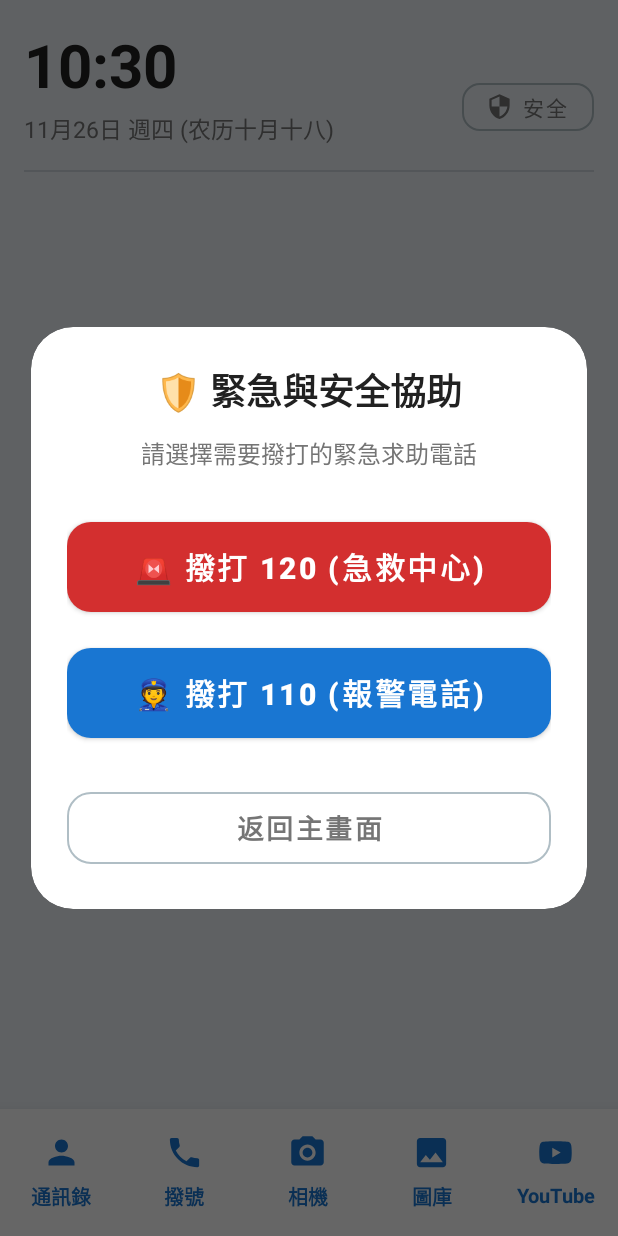
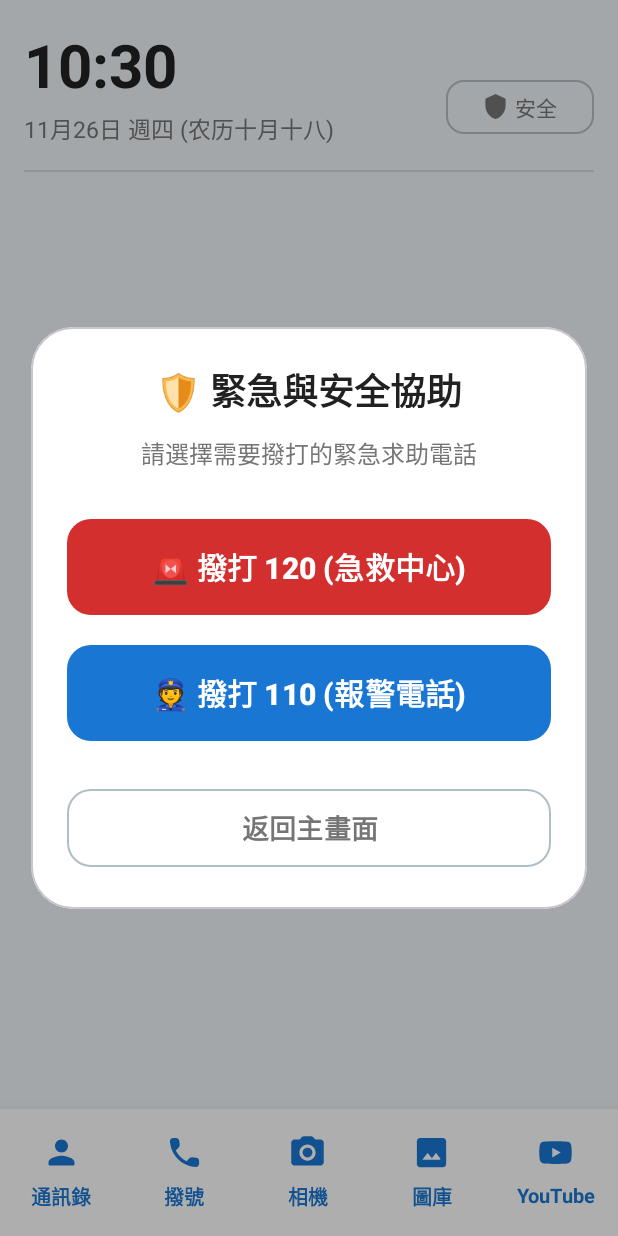
Before and after one commit to tanj299/SeniorLauncher, an Android app: the screen it shows after launch (MainActivity), after a tap on "安全", on a phone screen of 412 x 824 dp. Run offline under Robolectric (Android 15) with nearby library versions, the phone set to English and light mode, and no system bars; pictures from the network do not load.

Commit message:
style: upgrade to Material 3 theme and rounded vector icons

```diff
--- a/app/build.gradle.kts
+++ b/app/build.gradle.kts
@@ -32,5 +32,5 @@ android {
 dependencies {
     implementation("androidx.core:core-ktx:1.12.0")
     implementation("androidx.appcompat:appcompat:1.6.1")
-    implementation("com.google.android.material:material:1.11.0")
+    implementation("com.google.android.material:material:1.12.0")
 }
--- a/app/src/main/res/drawable/ic_dock_camera.xml
+++ b/app/src/main/res/drawable/ic_dock_camera.xml
@@ -1 +1,4 @@
-<vector xmlns:android="http://schemas.android.com/apk/res/android" android:width="28dp" android:height="28dp" android:viewportWidth="24" android:viewportHeight="24" android:tint="#1976D2"><path android:fillColor="@android:color/white" android:pathData="M4,4h3l2,-2h6l2,2h3c1.1,0 2,.9 2,2v12c0,1.1 -.9,2 -2,2H4c-1.1,0 -2,-.9 -2,-2V6c0,-1.1 .9,-2 2,-2zm8,3c-2.76,0 -5,2.24 -5,5s2.24,5 5,5 5,-2.24 5,-5 -2.24,-5 -5,-5zm0,8c-1.65,0 -3,-1.35 -3,-3s1.35,-3 3,-3 3,1.35 3,3 -1.35,3 -3,3z"/></vector>
+<vector xmlns:android="http://schemas.android.com/apk/res/android" android:width="26dp" android:height="26dp" android:viewportWidth="24" android:viewportHeight="24" android:tint="#1976D2">
+    <path android:fillColor="@android:color/white" android:pathData="M12,12m-3,0a3,3 0,1 1,6 0a3,3 0,1 1,-6 0"/>
+    <path android:fillColor="@android:color/white" android:pathData="M20,4h-3.17l-1.24,-1.35c-0.37,-0.41 -0.91,-0.65 -1.47,-0.65H9.88c-0.56,0 -1.1,0.24 -1.48,0.65L7.17,4H4c-1.1,0 -2,0.9 -2,2v12c0,1.1 0.9,2 2,2h16c1.1,0 2,-0.9 2,-2V6c0,-1.1 -0.9,-2 -2,-2zM12,17c-2.76,0 -5,-2.24 -5,-5s2.24,-5 5,-5 5,2.24 5,5 -2.24,5 -5,5z"/>
+</vector>
--- a/app/src/main/res/drawable/ic_dock_contacts.xml
+++ b/app/src/main/res/drawable/ic_dock_contacts.xml
@@ -1 +1,3 @@
-<vector xmlns:android="http://schemas.android.com/apk/res/android" android:width="28dp" android:height="28dp" android:viewportWidth="24" android:viewportHeight="24" android:tint="#1976D2"><path android:fillColor="@android:color/white" android:pathData="M12,12c2.21,0 4,-1.79 4,-4s-1.79,-4 -4,-4 -4,1.79 -4,4 1.79,4 4,4zM12,14c-2.67,0 -8,1.34 -8,4v2h16v-2c0,-2.66 -5.33,-4 -8,-4z"/></vector>
+<vector xmlns:android="http://schemas.android.com/apk/res/android" android:width="26dp" android:height="26dp" android:viewportWidth="24" android:viewportHeight="24" android:tint="#1976D2">
+    <path android:fillColor="@android:color/white" android:pathData="M12,12c2.21,0 4,-1.79 4,-4s-1.79,-4 -4,-4 -4,1.79 -4,4 1.79,4 4,4zM12,14c-2.67,0 -8,1.34 -8,4v1c0,0.55 0.45,1 1,1h14c0.55,0 1,-0.45 1,-1v-1c0,-2.66 -5.33,-4 -8,-4z"/>
+</vector>
--- a/app/src/main/res/drawable/ic_dock_gallery.xml
+++ b/app/src/main/res/drawable/ic_dock_gallery.xml
@@ -1 +1,3 @@
-<vector xmlns:android="http://schemas.android.com/apk/res/android" android:width="28dp" android:height="28dp" android:viewportWidth="24" android:viewportHeight="24" android:tint="#1976D2"><path android:fillColor="@android:color/white" android:pathData="M21,19V5c0,-1.1 -.9,-2 -2,-2H5c-1.1,0 -2,.9 -2,2v14c0,1.1 .9,2 2,2h14c1.1,0 2,-.9 2,-2zM8.5,13.5l2.5,3.01L14.5,12l4.5,6H5l3.5,-4.5z"/></vector>
+<vector xmlns:android="http://schemas.android.com/apk/res/android" android:width="26dp" android:height="26dp" android:viewportWidth="24" android:viewportHeight="24" android:tint="#1976D2">
+    <path android:fillColor="@android:color/white" android:pathData="M19,3H5c-1.1,0 -2,0.9 -2,2v14c0,1.1 0.9,2 2,2h14c1.1,0 2,-0.9 2,-2V5c0,-1.1 -0.9,-2 -2,-2zM6.6,16.2l2.63,-3.5c0.2,-0.27 0.6,-0.27 0.8,0L12.25,15.5l2.1,-2.79c0.2,-0.27 0.6,-0.27 0.8,0l2.25,3c0.25,0.33 0.01,0.8 -0.4,0.8H7c-0.41,0 -0.65,-0.47 -0.4,-0.8z"/>
+</vector>
--- a/app/src/main/res/drawable/ic_dock_phone.xml
+++ b/app/src/main/res/drawable/ic_dock_phone.xml
@@ -1 +1,3 @@
-<vector xmlns:android="http://schemas.android.com/apk/res/android" android:width="28dp" android:height="28dp" android:viewportWidth="24" android:viewportHeight="24" android:tint="#1976D2"><path android:fillColor="@android:color/white" android:pathData="M6.62,10.79c1.44,2.83 3.76,5.14 6.59,6.59l2.2,-2.2c.27,-.27 .67,-.36 1.02,-.24 1.12,.37 2.33,.57 3.57,.57 .55,0 1,.45 1,1V20c0,.55 -.45,1 -1,1 -9.39,0 -17,-7.61 -17,-17 0,-.55 .45,-1 1,-1h3.5c.55,0 1,.45 1,1 0,1.25 .2,2.45 .57,3.57 .11,.35 .03,.74 -.25,1.02l-2.2,2.2z"/></vector>
+<vector xmlns:android="http://schemas.android.com/apk/res/android" android:width="26dp" android:height="26dp" android:viewportWidth="24" android:viewportHeight="24" android:tint="#1976D2">
+    <path android:fillColor="@android:color/white" android:pathData="M19.23,15.26l-2.54,-0.29c-0.61,-0.07 -1.21,0.14 -1.64,0.57l-1.84,1.84c-2.83,-1.44 -5.15,-3.75 -6.59,-6.59l1.85,-1.85c0.43,-0.43 0.64,-1.03 0.57,-1.64l-0.29,-2.52c-0.12,-1.01 -0.97,-1.77 -1.99,-1.77H5.03c-1.13,0 -2.07,0.94 -2,2.07c0.53,8.54 7.36,15.36 15.89,15.89c1.13,0.07 2.07,-0.87 2.07,-2v-1.73c0.01,-1.01 -0.75,-1.86 -1.76,-1.98z"/>
+</vector>
--- a/app/src/main/res/drawable/ic_dock_youtube.xml
+++ b/app/src/main/res/drawable/ic_dock_youtube.xml
@@ -1 +1,3 @@
-<vector xmlns:android="http://schemas.android.com/apk/res/android" android:width="28dp" android:height="28dp" android:viewportWidth="24" android:viewportHeight="24" android:tint="#1976D2"><path android:fillColor="@android:color/white" android:pathData="M21.58,7.19c-0.23,-0.86 -0.91,-1.54 -1.77,-1.77C18.25,5 12,5 12,5s-6.25,0 -7.81,0.42c-0.86,0.23 -1.54,0.91 -1.77,1.77C2,8.75 2,12 2,12s0,3.25 0.42,4.81c0.23,0.86 0.91,1.54 1.77,1.77C5.75,19 12,19 12,19s6.25,0 7.81,-0.42c0.86,-0.23 1.54,-0.91 1.77,-1.77C22,15.25 22,12 22,12s0,-3.25 -0.42,-4.81zM10,15V9l5.2,3L10,15z"/></vector>
+<vector xmlns:android="http://schemas.android.com/apk/res/android" android:width="26dp" android:height="26dp" android:viewportWidth="24" android:viewportHeight="24" android:tint="#1976D2">
+    <path android:fillColor="@android:color/white" android:pathData="M21.58,7.19c-0.23,-0.86 -0.91,-1.54 -1.77,-1.77C18.25,5 12,5 12,5s-6.25,0 -7.81,0.42c-0.86,0.23 -1.54,0.91 -1.77,1.77C2,8.75 2,12 2,12s0,3.25 0.42,4.81c0.23,0.86 0.91,1.54 1.77,1.77C5.75,19 12,19 12,19s6.25,0 7.81,-0.42c0.86,-0.23 1.54,-0.91 1.77,-1.77C22,15.25 22,12 22,12s0,-3.25 -0.42,-4.81zM10,15V9l5.2,3L10,15z"/>
+</vector>
--- a/app/src/main/res/drawable/ic_shield.xml
+++ b/app/src/main/res/drawable/ic_shield.xml
@@ -1 +1,3 @@
-<vector xmlns:android="http://schemas.android.com/apk/res/android" android:width="18dp" android:height="18dp" android:viewportWidth="24" android:viewportHeight="24" android:tint="#757575"><path android:fillColor="@android:color/white" android:pathData="M12,1L3,5v6c0,5.55 3.84,10.74 9,12 5.16,-1.26 9,-6.45 9,-12V5l-9,-4zm0,10.99h7c-.53,4.12 -3.28,7.79 -7,8.94V12H5V6.3l7,-3.11v8.8z"/></vector>
+<vector xmlns:android="http://schemas.android.com/apk/res/android" android:width="18dp" android:height="18dp" android:viewportWidth="24" android:viewportHeight="24" android:tint="#546E7A">
+    <path android:fillColor="@android:color/white" android:pathData="M11.19,1.36l-7,3.11C3.47,4.79 3,5.51 3,6.3V11c0,5.55 3.84,10.74 9,12c5.16,-1.26 9,-6.45 9,-12V6.3c0,-0.79 -0.47,-1.51 -1.19,-1.83l-7,-3.11c-0.51,-0.23 -1.11,-0.23 -1.62,0z"/>
+</vector>
--- a/app/src/main/res/values/themes.xml
+++ b/app/src/main/res/values/themes.xml
@@ -1,13 +1,17 @@
 <?xml version="1.0" encoding="utf-8"?>
 <resources>
-    <style name="Theme.SeniorLauncher" parent="Theme.MaterialComponents.Light.NoActionBar">
+    <style name="Theme.SeniorLauncher" parent="Theme.Material3.Light.NoActionBar">
         <item name="colorPrimary">#1976D2</item>
         <item name="colorOnPrimary">#FFFFFF</item>
-        <item name="colorSecondary">#2E7D32</item>
+        <item name="colorPrimaryContainer">#D3E4FF</item>
+        <item name="colorOnPrimaryContainer">#001C38</item>
+        <item name="colorSecondary">#F57C00</item>
         <item name="colorOnSecondary">#FFFFFF</item>
-
-        <!-- Integrates the top system status bar seamlessly into the background -->
-        <item name="android:statusBarColor">#F5F5F5</item>
+        <item name="colorSecondaryContainer">#FFE0B2</item>
+        <item name="colorOnSecondaryContainer">#2E1500</item>
+        <item name="colorSurface">#EFF4F9</item>
+        <item name="colorSurfaceContainerLowest">#FFFFFF</item>
+        <item name="android:statusBarColor">#EFF4F9</item>
         <item name="android:windowLightStatusBar">true</item>
     </style>
 </resources>
```
Also changed, not shown: app/src/main/AndroidManifest.xml (line endings or trailing spaces).
